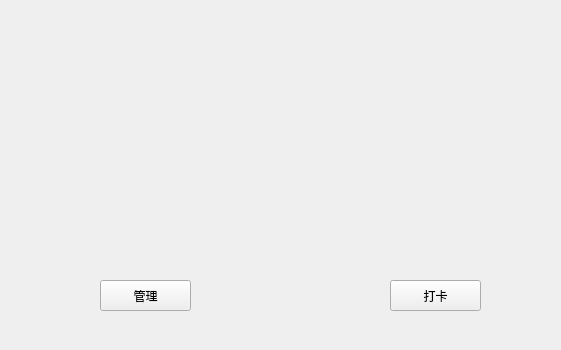
Old version of the form Homepage.ui in the repository AKHYui/Swipe-System.
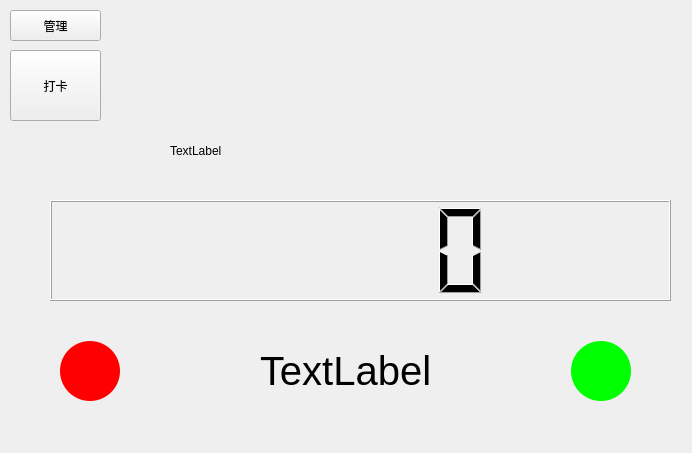
New version of the form. Icons and pictures are not drawn.

```diff
--- a/Homepage.ui
+++ b/Homepage.ui
@@ -6,8 +6,8 @@
    <rect>
     <x>0</x>
     <y>0</y>
-    <width>561</width>
-    <height>350</height>
+    <width>692</width>
+    <height>453</height>
    </rect>
   </property>
   <property name="windowTitle">
@@ -18,8 +18,8 @@
     <rect>
      <x>0</x>
      <y>0</y>
-     <width>561</width>
-     <height>351</height>
+     <width>691</width>
+     <height>461</height>
     </rect>
    </property>
    <property name="styleSheet">
@@ -28,10 +28,10 @@
    <widget class="QPushButton" name="pushButton_2">
     <property name="geometry">
      <rect>
-      <x>390</x>
-      <y>280</y>
+      <x>10</x>
+      <y>50</y>
       <width>91</width>
-      <height>31</height>
+      <height>71</height>
      </rect>
     </property>
     <property name="text">
@@ -41,8 +41,8 @@
    <widget class="QPushButton" name="ctrl">
     <property name="geometry">
      <rect>
-      <x>100</x>
-      <y>280</y>
+      <x>10</x>
+      <y>10</y>
       <width>91</width>
       <height>31</height>
      </rect>
@@ -51,6 +51,134 @@
      <string>管理</string>
     </property>
    </widget>
+   <widget class="QWidget" name="layoutWidget">
+    <property name="geometry">
+     <rect>
+      <x>60</x>
+      <y>340</y>
+      <width>571</width>
+      <height>62</height>
+     </rect>
+    </property>
+    <layout class="QHBoxLayout" name="horizontalLayout_show">
+     <item>
+      <widget class="QLabel" name="lb_red">
+       <property name="minimumSize">
+        <size>
+         <width>60</width>
+         <height>60</height>
+        </size>
+       </property>
+       <property name="maximumSize">
+        <size>
+         <width>60</width>
+         <height>60</height>
+        </size>
+       </property>
+       <property name="styleSheet">
+        <string notr="true">background-color: rgb(255, 0, 0);
+border-radius: 30px;</string>
+       </property>
+      </widget>
+     </item>
+     <item>
+      <spacer name="horizontalSpacer_5">
+       <property name="orientation">
+        <enum>Qt::Horizontal</enum>
+       </property>
+       <property name="sizeHint" stdset="0">
+        <size>
+         <width>40</width>
+         <height>20</height>
+        </size>
+       </property>
+      </spacer>
+     </item>
+     <item>
+      <widget class="QLabel" name="lb_tip">
+       <property name="minimumSize">
+        <size>
+         <width>0</width>
+         <height>0</height>
+        </size>
+       </property>
+       <property name="maximumSize">
+        <size>
+         <width>16777215</width>
+         <height>16777215</height>
+        </size>
+       </property>
+       <property name="font">
+        <font>
+         <pointsize>30</pointsize>
+        </font>
+       </property>
+       <property name="text">
+        <string>TextLabel</string>
+       </property>
+      </widget>
+     </item>
+     <item>
+      <spacer name="horizontalSpacer_6">
+       <property name="orientation">
+        <enum>Qt::Horizontal</enum>
+       </property>
+       <property name="sizeHint" stdset="0">
+        <size>
+         <width>40</width>
+         <height>20</height>
+        </size>
+       </property>
+      </spacer>
+     </item>
+     <item>
+      <widget class="QLabel" name="lb_green">
+       <property name="minimumSize">
+        <size>
+         <width>60</width>
+         <height>60</height>
+        </size>
+       </property>
+       <property name="maximumSize">
+        <size>
+         <width>60</width>
+         <height>60</height>
+        </size>
+       </property>
+       <property name="styleSheet">
+        <string notr="true">background-color: rgb(0, 255, 0);
+border-radius: 30px;</string>
+       </property>
+      </widget>
+     </item>
+    </layout>
+   </widget>
+   <widget class="QLCDNumber" name="lcdNumber">
+    <property name="geometry">
+     <rect>
+      <x>50</x>
+      <y>200</y>
+      <width>621</width>
+      <height>101</height>
+     </rect>
+    </property>
+   </widget>
+   <widget class="QLabel" name="date">
+    <property name="geometry">
+     <rect>
+      <x>170</x>
+      <y>130</y>
+      <width>421</width>
+      <height>41</height>
+     </rect>
+    </property>
+    <property name="styleSheet">
+     <string notr="true">font: 75 24pt &quot;新宋体&quot;;</string>
+    </property>
+    <property name="text">
+     <string>TextLabel</string>
+    </property>
+   </widget>
   </widget>
  </widget>
  <resources/>
```
Left out of the diff: 2 changed lines with no effect on the pictures.
